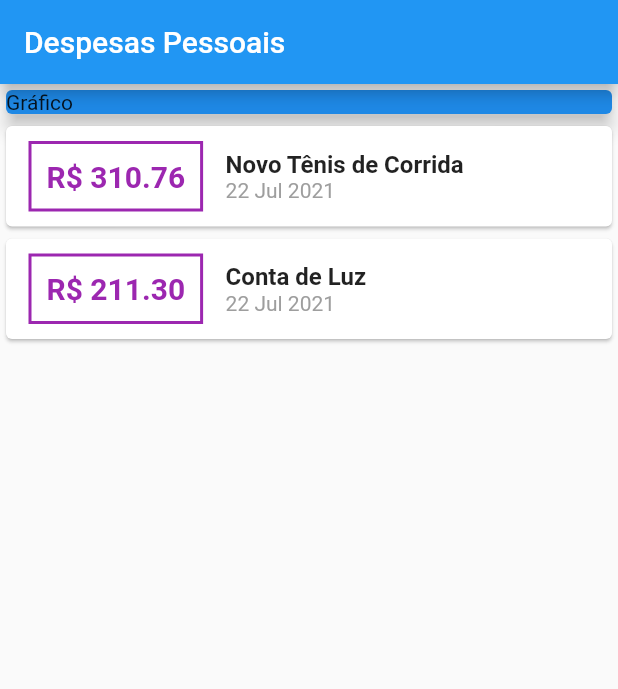
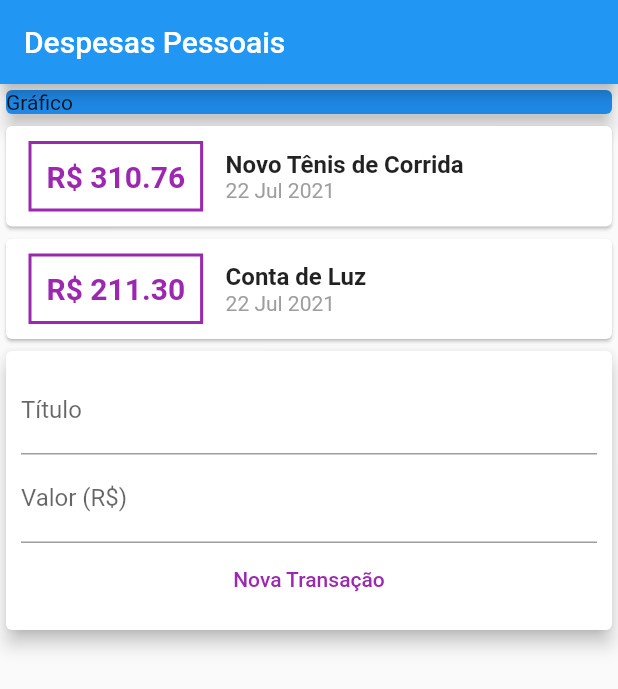
Before and after one commit to RafaelErnesto/flutter-expenses-app, a Flutter app: the screen it shows after launch, on a phone screen of 412 x 824 dp. Shown: the top 689 px of the screen. Run offline on Flutter 3.47's test engine with Material 2 defaults, Android fonts, the phone set to English and light mode, and no system bars.

Commit message:
feat: add textfields

```diff
--- a/lib/main.dart
+++ b/lib/main.dart
@@ -79,6 +79,31 @@ class MyHomePage extends StatelessWidget{
                 ),
               );
             }).toList(),
+          ),
+          Card(
+            elevation: 5,
+            child: Padding(
+              padding: const EdgeInsets.all(10.0),
+              child: Column(
+                children: <Widget>[
+                  TextField(
+                    decoration: InputDecoration(
+                      labelText: 'Título'
+                    ),
+                  ),
+                  TextField(
+                    decoration: InputDecoration(
+                      labelText: 'Valor (R\$)'
+                    )
+                  ),
+                  FlatButton(
+                    onPressed: (){},
+                    child: Text('Nova Transação'),
+                    textColor: Colors.purple,
+                  )
+                ],
+              ),
+            ),
           )
         ]
       ),
```
